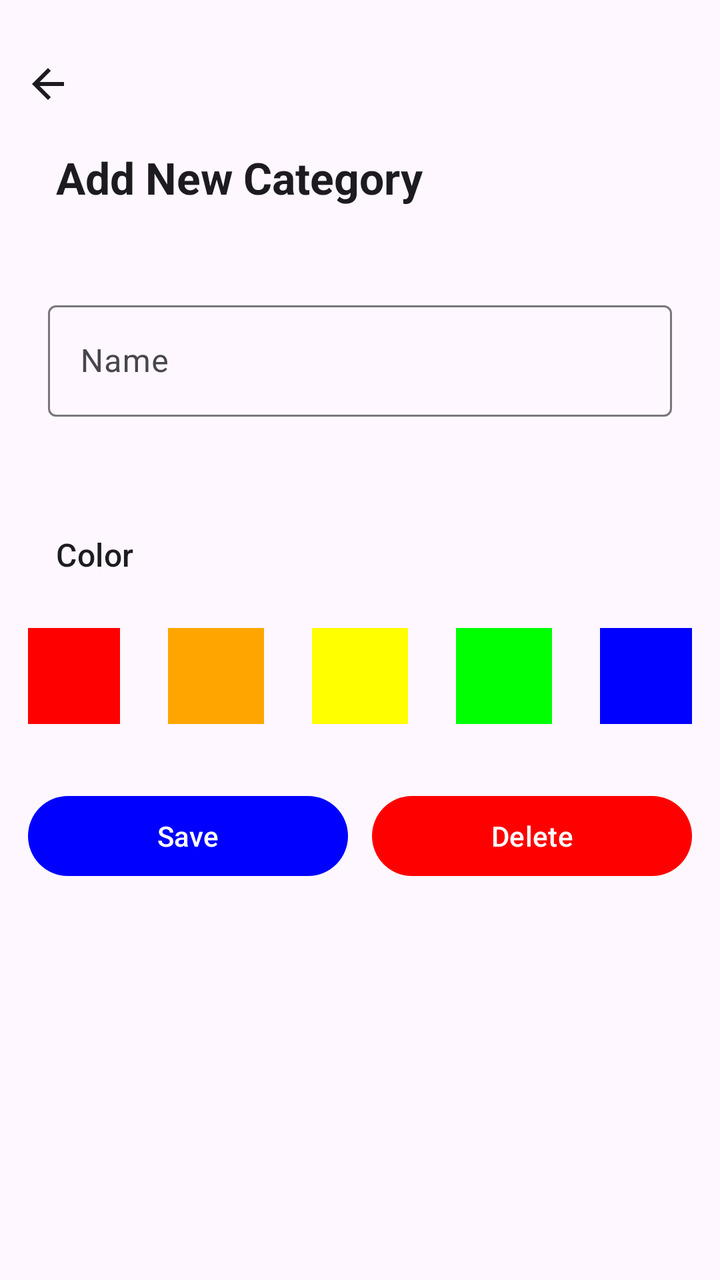
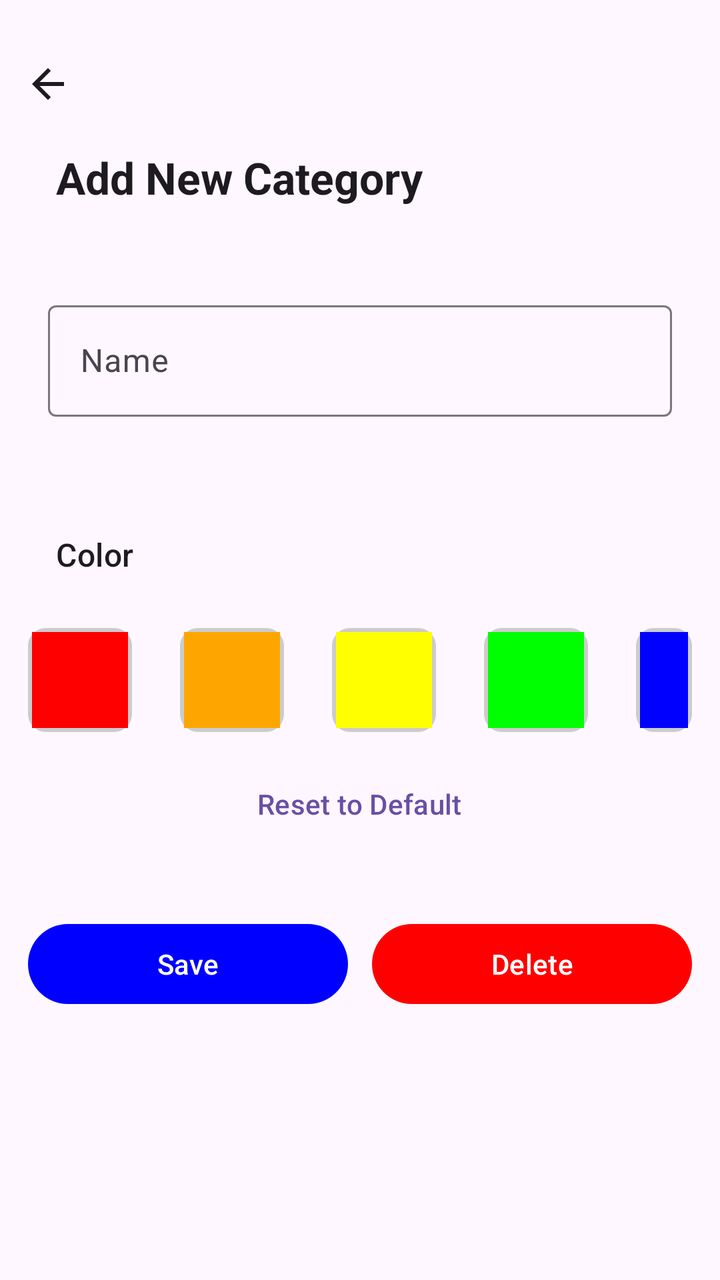

Compare the two renders of this Android layout. The source of the first and the diff that turns it into the second are given below.
<!-- AndroidManifest.xml: application theme Theme.Bossku -->
<!-- res/layout/fragment_base_manage_category.xml -->
<?xml version="1.0" encoding="utf-8"?>
<LinearLayout xmlns:android="http://schemas.android.com/apk/res/android"
    xmlns:tools="http://schemas.android.com/tools"
    android:layout_width="match_parent"
    android:layout_height="match_parent"
    xmlns:app="http://schemas.android.com/apk/res-auto"
    android:orientation="vertical"
    tools:context=".ui.manage.base.BaseManageCategoryFragment">

    
    <LinearLayout
        android:id="@+id/llHeader"
        android:layout_width="match_parent"
        android:layout_height="wrap_content"
        android:orientation="vertical"
        android:paddingStart="@dimen/m"
        android:paddingEnd="@dimen/m"
        android:paddingTop="@dimen/xl"
        android:paddingBottom="@dimen/s">

        <ImageButton
            android:id="@+id/ibBack"
            android:layout_width="wrap_content"
            android:layout_height="wrap_content"
            android:paddingTop="@dimen/l"
            android:background="?attr/selectableItemBackgroundBorderless"
            app:tint="?attr/colorOnSurface"
            android:src="@drawable/ic_back" />

        <TextView
            android:id="@+id/tvHeader"
            android:layout_width="match_parent"
            android:layout_height="wrap_content"
            android:paddingTop="@dimen/xxl"
            android:paddingStart="@dimen/xl"
            android:text="@string/add_new_category"
            android:textStyle="bold"
            style="@style/TextAppearance.Material3.TitleLarge" />

    </LinearLayout>

    
    <LinearLayout
        android:id="@+id/formContainer"
        android:layout_width="match_parent"
        android:layout_height="0dp"
        android:layout_weight="1"
        android:orientation="vertical"
        android:paddingStart="@dimen/l"
        android:paddingTop="@dimen/m"
        android:paddingEnd="@dimen/l">

        
        <com.google.android.material.textfield.TextInputLayout
            android:id="@+id/tfName"
            android:layout_width="match_parent"
            android:layout_height="wrap_content"
            android:layout_marginTop="@dimen/m"
            android:hint="@string/name"
            android:padding="@dimen/s">

            <com.google.android.material.textfield.TextInputEditText
                android:id="@+id/etName"
                android:layout_width="match_parent"
                android:layout_height="wrap_content"
                android:maxLength="45"
                android:maxLines="1" />

        </com.google.android.material.textfield.TextInputLayout>

        <TextView
            android:layout_width="match_parent"
            android:layout_height="wrap_content"
            android:text="@string/color"
            android:layout_marginTop="@dimen/xxxxxl"
            android:paddingStart="@dimen/l"
            style="@style/TextAppearance.Material3.TitleMedium" />

        
        <LinearLayout
            android:id="@+id/colorContainer"
            android:layout_width="match_parent"
            android:layout_height="wrap_content"
            android:layout_marginTop="@dimen/xl"
            android:gravity="center"
            android:orientation="horizontal"
            android:paddingTop="@dimen/s">

            <View
                android:id="@+id/c1"
                android:layout_width="@dimen/xxxxxl"
                android:layout_height="@dimen/xxxxxl"
                android:background="@color/red" />

            <Space
                android:layout_width="@dimen/xxxl"
                android:layout_height="wrap_content" />

            <View
                android:id="@+id/c2"
                android:layout_width="@dimen/xxxxxl"
                android:layout_height="@dimen/xxxxxl"
                android:background="@color/orange" />

            <Space
                android:layout_width="@dimen/xxxl"
                android:layout_height="wrap_content" />

            <View
                android:id="@+id/c3"
                android:layout_width="@dimen/xxxxxl"
                android:layout_height="@dimen/xxxxxl"
                android:background="@color/yellow" />

            <Space
                android:layout_width="@dimen/xxxl"
                android:layout_height="wrap_content" />

            <View
                android:id="@+id/c4"
                android:layout_width="@dimen/xxxxxl"
                android:layout_height="@dimen/xxxxxl"
                android:background="@color/green" />

            <Space
                android:layout_width="@dimen/xxxl"
                android:layout_height="wrap_content" />

            <View
                android:id="@+id/c5"
                android:layout_width="@dimen/xxxxxl"
                android:layout_height="@dimen/xxxxxl"
                android:background="@color/blue" />

        </LinearLayout>

        
        <LinearLayout
            android:layout_width="match_parent"
            android:layout_height="wrap_content"
            android:layout_marginTop="@dimen/xxxxl"
            android:orientation="horizontal"
            android:gravity="center">

            
            <com.google.android.material.button.MaterialButton
                android:id="@+id/mbSave"
                android:layout_width="0dp"
                android:layout_height="wrap_content"
                android:layout_weight="1"
                android:text="@string/save"
                android:textColor="@color/white"
                app:backgroundTint="@color/blue" />

            <Space
                android:layout_width="@dimen/m"
                android:layout_height="wrap_content" />

            
            <com.google.android.material.button.MaterialButton
                android:id="@+id/mbDelete"
                android:layout_width="0dp"
                android:layout_height="wrap_content"
                android:layout_weight="1"
                android:text="@string/delete"
                android:textColor="@color/white"
                app:backgroundTint="@color/red" />

        </LinearLayout>

    </LinearLayout>

</LinearLayout>
<!-- resources referenced by this layout -->
<resources>
  <color name="blue">#FF0000FF</color>
  <color name="green">#FF00FF00</color>
  <color name="orange">#FFFFA500</color>
  <color name="red">#FFFF0000</color>
  <color name="white">#FFFFFFFF</color>
  <color name="yellow">#FFFFFF00</color>
  <dimen name="l">14dp</dimen>
  <dimen name="m">12dp</dimen>
  <dimen name="s">10dp</dimen>
  <dimen name="xl">16dp</dimen>
  <dimen name="xxl">20dp</dimen>
  <dimen name="xxxl">24dp</dimen>
  <dimen name="xxxxl">32dp</dimen>
  <dimen name="xxxxxl">48dp</dimen>
  <!-- drawable ic_back (drawable) -->
  <vector xmlns:android="http://schemas.android.com/apk/res/android" android:autoMirrored="true" android:height="24dp" android:tint="#000000" android:viewportHeight="24" android:viewportWidth="24" android:width="24dp">
        
      <path android:fillColor="@android:color/white" android:pathData="M20,11H7.83l5.59,-5.59L12,4l-8,8 8,8 1.41,-1.41L7.83,13H20v-2z"/>
      
  </vector>
  <string name="add_new_category">Add New Category</string>
  <string name="color">Color</string>
  <string name="delete">Delete</string>
  <string name="name">Name</string>
  <string name="save">Save</string>
  <style name="Theme.Bossku" parent="Base.Theme.Bossku" />
  <style name="Base.Theme.Bossku" parent="Theme.Material3.DayNight.NoActionBar">
          
          
      </style>
</resources>

<!-- the commit's change to res/layout/fragment_base_manage_category.xml (unified diff, before → after) -->
@@ -86,53 +86,103 @@
             android:orientation="horizontal"
             android:paddingTop="@dimen/s">
 
-            <View
-                android:id="@+id/c1"
-                android:layout_width="@dimen/xxxxxl"
-                android:layout_height="@dimen/xxxxxl"
-                android:background="@color/red" />
-
-            <Space
-                android:layout_width="@dimen/xxxl"
-                android:layout_height="wrap_content" />
-
-            <View
-                android:id="@+id/c2"
-                android:layout_width="@dimen/xxxxxl"
-                android:layout_height="@dimen/xxxxxl"
-                android:background="@color/orange" />
-
-            <Space
-                android:layout_width="@dimen/xxxl"
-                android:layout_height="wrap_content" />
-
-            <View
-                android:id="@+id/c3"
-                android:layout_width="@dimen/xxxxxl"
-                android:layout_height="@dimen/xxxxxl"
-                android:background="@color/yellow" />
-
-            <Space
-                android:layout_width="@dimen/xxxl"
-                android:layout_height="wrap_content" />
-
-            <View
-                android:id="@+id/c4"
-                android:layout_width="@dimen/xxxxxl"
-                android:layout_height="@dimen/xxxxxl"
-                android:background="@color/green" />
-
-            <Space
-                android:layout_width="@dimen/xxxl"
-                android:layout_height="wrap_content" />
-
-            <View
-                android:id="@+id/c5"
-                android:layout_width="@dimen/xxxxxl"
-                android:layout_height="@dimen/xxxxxl"
-                android:background="@color/blue" />
+            <FrameLayout
+                android:id="@+id/border1"
+                android:layout_width="wrap_content"
+                android:layout_height="wrap_content"
+                android:background="@drawable/color_selector_unselected"
+                android:padding="2dp">
+
+                <View
+                    android:id="@+id/c1"
+                    android:layout_width="@dimen/xxxxxl"
+                    android:layout_height="@dimen/xxxxxl"
+                    android:background="@color/red" />
+            </FrameLayout>
+
+            <Space
+                android:layout_width="@dimen/xxxl"
+                android:layout_height="wrap_content" />
+
+            <FrameLayout
+                android:id="@+id/border2"
+                android:layout_width="wrap_content"
+                android:layout_height="wrap_content"
+                android:background="@drawable/color_selector_unselected"
+                android:padding="2dp">
+
+                <View
+                    android:id="@+id/c2"
+                    android:layout_width="@dimen/xxxxxl"
+                    android:layout_height="@dimen/xxxxxl"
+                    android:background="@color/orange" />
+            </FrameLayout>
+
+            <Space
+                android:layout_width="@dimen/xxxl"
+                android:layout_height="wrap_content" />
+
+            <FrameLayout
+                android:id="@+id/border3"
+                android:layout_width="wrap_content"
+                android:layout_height="wrap_content"
+                android:background="@drawable/color_selector_unselected"
+                android:padding="2dp">
+
+                <View
+                    android:id="@+id/c3"
+                    android:layout_width="@dimen/xxxxxl"
+                    android:layout_height="@dimen/xxxxxl"
+                    android:background="@color/yellow" />
+            </FrameLayout>
+
+            <Space
+                android:layout_width="@dimen/xxxl"
+                android:layout_height="wrap_content" />
+
+            <FrameLayout
+                android:id="@+id/border4"
+                android:layout_width="wrap_content"
+                android:layout_height="wrap_content"
+                android:background="@drawable/color_selector_unselected"
+                android:padding="2dp">
+
+                <View
+                    android:id="@+id/c4"
+                    android:layout_width="@dimen/xxxxxl"
+                    android:layout_height="@dimen/xxxxxl"
+                    android:background="@color/green" />
+            </FrameLayout>
+
+            <Space
+                android:layout_width="@dimen/xxxl"
+                android:layout_height="wrap_content" />
+
+            <FrameLayout
+                android:id="@+id/border5"
+                android:layout_width="wrap_content"
+                android:layout_height="wrap_content"
+                android:background="@drawable/color_selector_unselected"
+                android:padding="2dp">
+
+                <View
+                    android:id="@+id/c5"
+                    android:layout_width="@dimen/xxxxxl"
+                    android:layout_height="@dimen/xxxxxl"
+                    android:background="@color/blue" />
+            </FrameLayout>
 
         </LinearLayout>
+
+        
+        <com.google.android.material.button.MaterialButton
+            android:id="@+id/btnResetColor"
+            android:layout_width="wrap_content"
+            android:layout_height="wrap_content"
+            android:layout_gravity="center"
+            android:layout_marginTop="@dimen/m"
+            android:text="@string/reset_color"
+            style="@style/Widget.Material3.Button.TextButton" />
 
         
         <LinearLayout
<!-- resource entries referenced after the edit -->
@@ -14,6 +14,15 @@
   <dimen name="xxxl">24dp</dimen>
   <dimen name="xxxxl">32dp</dimen>
   <dimen name="xxxxxl">48dp</dimen>
+  <!-- drawable color_selector_unselected (drawable) -->
+  <?xml version="1.0" encoding="utf-8"?>
+  <shape xmlns:android="http://schemas.android.com/apk/res/android"
+      android:shape="rectangle">
+      <corners android:radius="8dp" />
+      <stroke
+          android:width="2dp"
+          android:color="#CCCCCC" />
+  </shape>
   <!-- drawable ic_back (drawable) -->
   <vector xmlns:android="http://schemas.android.com/apk/res/android" android:autoMirrored="true" android:height="24dp" android:tint="#000000" android:viewportHeight="24" android:viewportWidth="24" android:width="24dp">
         
@@ -24,6 +33,7 @@
   <string name="color">Color</string>
   <string name="delete">Delete</string>
   <string name="name">Name</string>
+  <string name="reset_color">Reset to Default</string>
   <string name="save">Save</string>
   <style name="Theme.Bossku" parent="Base.Theme.Bossku" />
   <style name="Base.Theme.Bossku" parent="Theme.Material3.DayNight.NoActionBar">
